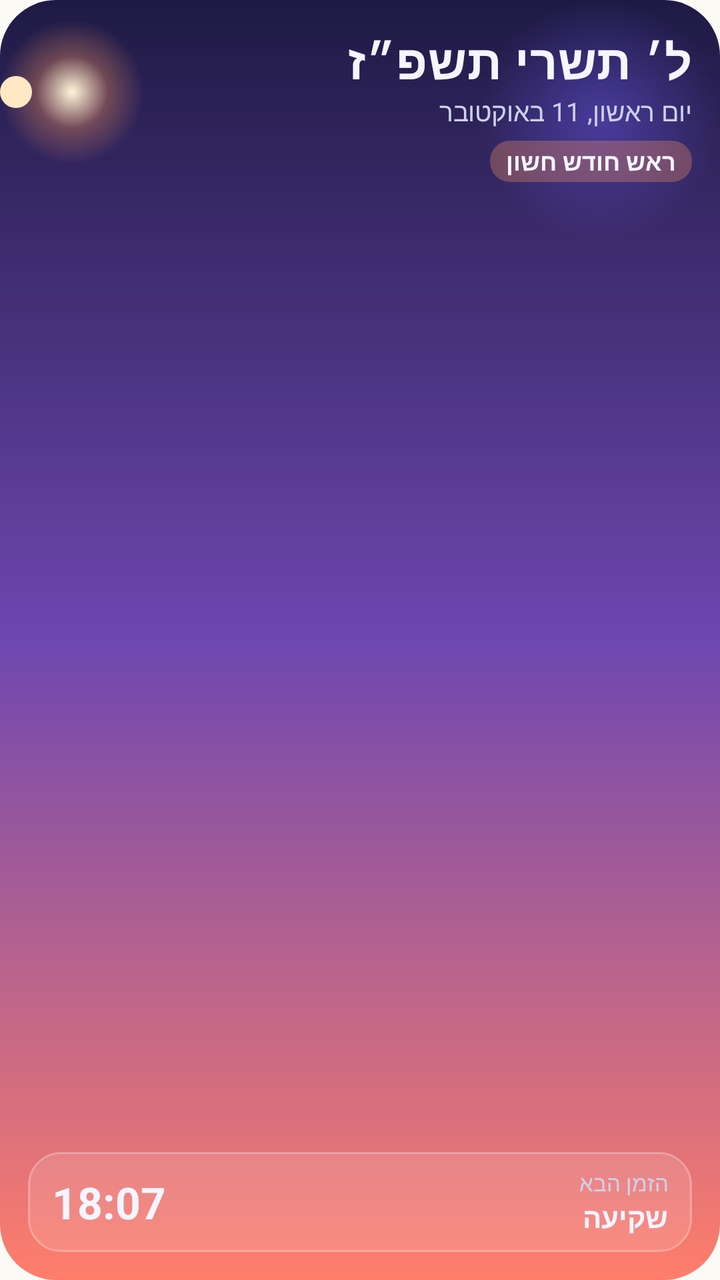
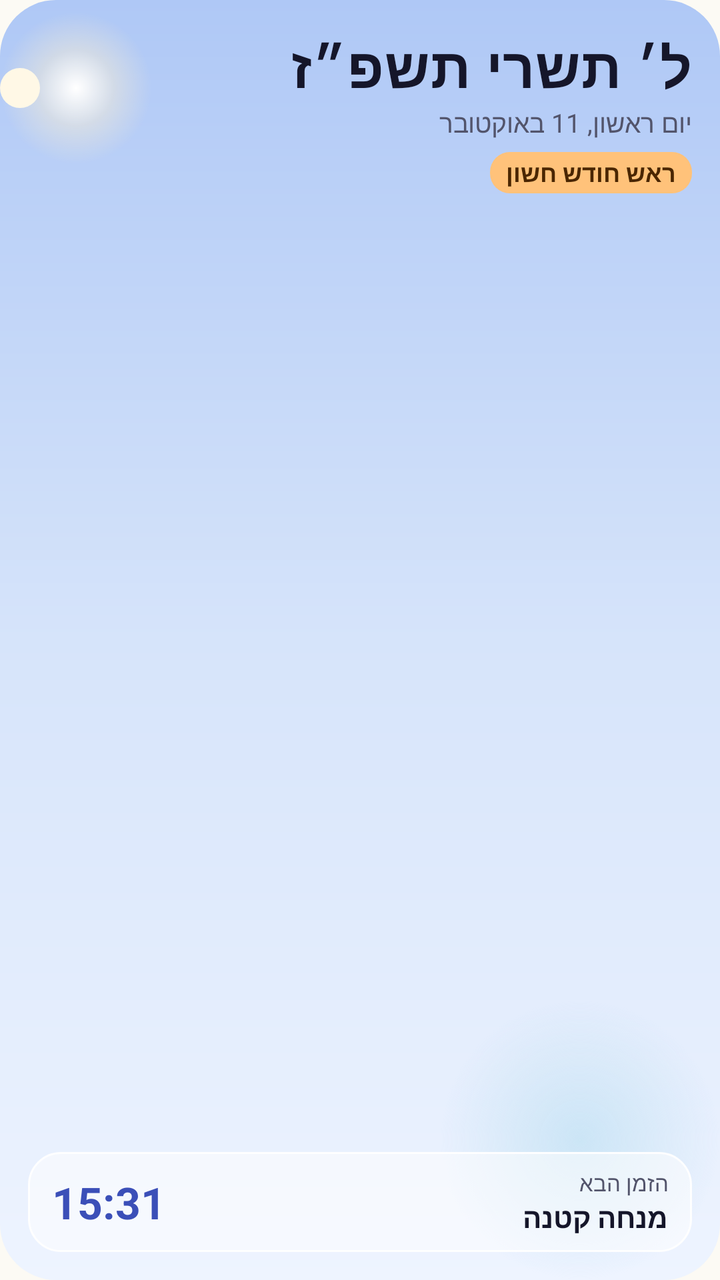

Compare the two renders of this Android layout. The source of the first and the diff that turns it into the second are given below.
<!-- AndroidManifest.xml: application theme Theme.JewishDay -->
<!-- res/layout/widget_preview_glass_date.xml -->
<?xml version="1.0" encoding="utf-8"?>
<FrameLayout xmlns:android="http://schemas.android.com/apk/res/android"
    android:id="@android:id/background"
    android:layoutDirection="rtl"
    style="@style/Widget.JewishDay.Glass.Root">

    <ImageView
        style="@style/Widget.JewishDay.Glass.Sky"
        android:contentDescription="@null"
        android:src="@drawable/widget_glass_preview_sky" />

    <LinearLayout
        android:layout_width="match_parent"
        android:layout_height="match_parent"
        android:orientation="vertical"
        android:padding="14dp">

        <TextView
            android:text="@string/widget_preview_hebrew_date"
            style="@style/Widget.JewishDay.Glass.Text.Title" />

        <TextView
            android:text="@string/widget_preview_gregorian_date"
            style="@style/Widget.JewishDay.Glass.Text.Label"
            android:textSize="13sp" />

        <TextView
            android:text="@string/widget_preview_special_day"
            style="@style/Widget.JewishDay.Glass.Text.Chip" />

        <FrameLayout
            android:layout_width="match_parent"
            android:layout_height="0dp"
            android:layout_weight="1" />

        <LinearLayout
            style="@style/Widget.JewishDay.Glass.Pane"
            android:layout_width="match_parent"
            android:layout_height="wrap_content"
            android:gravity="center_vertical"
            android:orientation="horizontal">

            <LinearLayout
                android:layout_width="0dp"
                android:layout_height="wrap_content"
                android:layout_weight="1"
                android:orientation="vertical">

                <TextView
                    android:text="@string/widget_preview_next_label"
                    style="@style/Widget.JewishDay.Glass.Text.Label" />

                <TextView
                    android:text="@string/widget_preview_next_title"
                    style="@style/Widget.JewishDay.Glass.Text.Strong" />
            </LinearLayout>

            <TextView
                android:text="@string/widget_preview_next_time"
                style="@style/Widget.JewishDay.Glass.Text.Time"
                android:layout_marginStart="8dp"
                android:textSize="22sp" />
        </LinearLayout>
    </LinearLayout>
</FrameLayout>
<!-- resources referenced by this layout -->
<resources>
  <!-- drawable widget_glass_preview_sky (drawable) -->
  <?xml version="1.0" encoding="utf-8"?>
  <layer-list xmlns:android="http://schemas.android.com/apk/res/android">
      <item>
          <shape android:shape="rectangle">
              <gradient
                  android:angle="270"
                  android:centerColor="#FF6E47B0"
                  android:endColor="#FFFF7E6B"
                  android:startColor="#FF1E1A44" />
              <corners android:radius="@dimen/widget_corner_radius" />
          </shape>
      </item>
      <item
          android:width="120dp"
          android:height="120dp"
          android:gravity="top|start"
          android:left="0dp"
          android:top="0dp">
          <shape android:shape="oval">
              <gradient
                  android:endColor="#005B4BC8"
                  android:gradientRadius="60dp"
                  android:startColor="#995B4BC8"
                  android:type="radial" />
          </shape>
      </item>
      <item
          android:width="72dp"
          android:height="72dp"
          android:gravity="top|end"
          android:right="14dp"
          android:top="10dp">
          <shape android:shape="oval">
              <gradient
                  android:centerColor="#55FF9A5C"
                  android:endColor="#00FF9A5C"
                  android:gradientRadius="36dp"
                  android:startColor="#FFFFF4D6"
                  android:type="radial" />
          </shape>
      </item>
      <item
          android:width="16dp"
          android:height="16dp"
          android:gravity="top|end"
          android:right="42dp"
          android:top="38dp">
          <shape android:shape="oval">
              <solid android:color="#FFFFE9C4" />
          </shape>
      </item>
  </layer-list>
  <string name="widget_preview_next_time" translatable="false">18:07</string>
  <string name="widget_preview_next_title" translatable="false">שקיעה</string>
  <dimen name="widget_corner_radius">20dp</dimen>
  <color name="app_launch_primary">#315B46</color>
  <!-- unchanged entries left out for length: 17 -->
</resources>

<!-- the commit's change to res/layout/widget_preview_glass_date.xml (unified diff, before → after) -->
@@ -17,16 +17,17 @@
 
         <TextView
             android:text="@string/widget_preview_hebrew_date"
-            style="@style/Widget.JewishDay.Glass.Text.Title" />
+            style="@style/Widget.JewishDay.GlassDay.Text.Title"
+            android:textSize="28sp" />
 
         <TextView
             android:text="@string/widget_preview_gregorian_date"
-            style="@style/Widget.JewishDay.Glass.Text.Label"
+            style="@style/Widget.JewishDay.GlassDay.Text.Label"
             android:textSize="13sp" />
 
         <TextView
             android:text="@string/widget_preview_special_day"
-            style="@style/Widget.JewishDay.Glass.Text.Chip" />
+            style="@style/Widget.JewishDay.GlassDay.Text.Chip" />
 
         <FrameLayout
             android:layout_width="match_parent"
@@ -34,7 +35,7 @@
             android:layout_weight="1" />
 
         <LinearLayout
-            style="@style/Widget.JewishDay.Glass.Pane"
+            style="@style/Widget.JewishDay.GlassDay.Pane"
             android:layout_width="match_parent"
             android:layout_height="wrap_content"
             android:gravity="center_vertical"
@@ -48,16 +49,16 @@
 
                 <TextView
                     android:text="@string/widget_preview_next_label"
-                    style="@style/Widget.JewishDay.Glass.Text.Label" />
+                    style="@style/Widget.JewishDay.GlassDay.Text.Label" />
 
                 <TextView
                     android:text="@string/widget_preview_next_title"
-                    style="@style/Widget.JewishDay.Glass.Text.Strong" />
+                    style="@style/Widget.JewishDay.GlassDay.Text.Strong" />
             </LinearLayout>
 
             <TextView
                 android:text="@string/widget_preview_next_time"
-                style="@style/Widget.JewishDay.Glass.Text.Time"
+                style="@style/Widget.JewishDay.GlassDay.Text.Time"
                 android:layout_marginStart="8dp"
                 android:textSize="22sp" />
         </LinearLayout>
<!-- resource entries referenced after the edit -->
@@ -7,55 +7,95 @@
           <shape android:shape="rectangle">
               <gradient
                   android:angle="270"
-                  android:centerColor="#FF6E47B0"
-                  android:endColor="#FFFF7E6B"
-                  android:startColor="#FF1E1A44" />
+                  android:centerColor="#FFD6E4FA"
+                  android:endColor="#FFEEF4FF"
+                  android:startColor="#FFAFC8F6" />
               <corners android:radius="@dimen/widget_corner_radius" />
           </shape>
       </item>
       <item
-          android:width="120dp"
-          android:height="120dp"
-          android:gravity="top|start"
-          android:left="0dp"
-          android:top="0dp">
+          android:width="140dp"
+          android:height="140dp"
+          android:gravity="bottom|start"
+          android:bottom="0dp"
+          android:left="0dp">
           <shape android:shape="oval">
               <gradient
-                  android:endColor="#005B4BC8"
-                  android:gradientRadius="60dp"
-                  android:startColor="#995B4BC8"
+                  android:endColor="#00BFE0F2"
+                  android:gradientRadius="70dp"
+                  android:startColor="#B3BFE0F2"
                   android:type="radial" />
           </shape>
       </item>
       <item
-          android:width="72dp"
-          android:height="72dp"
+          android:width="76dp"
+          android:height="76dp"
           android:gravity="top|end"
-          android:right="14dp"
-          android:top="10dp">
+          android:right="18dp"
+          android:top="6dp">
           <shape android:shape="oval">
               <gradient
-                  android:centerColor="#55FF9A5C"
-                  android:endColor="#00FF9A5C"
-                  android:gradientRadius="36dp"
-                  android:startColor="#FFFFF4D6"
+                  android:centerColor="#66FFF1D0"
+                  android:endColor="#00FFF1D0"
+                  android:gradientRadius="38dp"
+                  android:startColor="#FFFFFFFF"
                   android:type="radial" />
           </shape>
       </item>
       <item
-          android:width="16dp"
-          android:height="16dp"
+          android:width="20dp"
+          android:height="20dp"
           android:gravity="top|end"
-          android:right="42dp"
-          android:top="38dp">
+          android:right="46dp"
+          android:top="34dp">
           <shape android:shape="oval">
-              <solid android:color="#FFFFE9C4" />
+              <solid android:color="#FFFFF8E6" />
           </shape>
       </item>
   </layer-list>
-  <string name="widget_preview_next_time" translatable="false">18:07</string>
-  <string name="widget_preview_next_title" translatable="false">שקיעה</string>
+  <string name="widget_preview_next_time" translatable="false">15:31</string>
+  <string name="widget_preview_next_title" translatable="false">מנחה קטנה</string>
+  <style name="Widget.JewishDay.GlassDay.Pane" parent="Widget.JewishDay.Glass.Pane">
+          <item name="android:background">@drawable/widget_glass_pane_light</item>
+      </style>
+  <style name="Widget.JewishDay.GlassDay.Text.Chip" parent="Widget.JewishDay.Glass.Text.Chip">
+          <item name="android:background">@drawable/widget_glass_accent_sun_light</item>
+          <item name="android:textColor">@color/widget_day_on_accent</item>
+      </style>
+  <style name="Widget.JewishDay.GlassDay.Text.Label" parent="Widget.JewishDay.Glass.Text.Label">
+          <item name="android:textColor">@color/widget_day_ink_secondary</item>
+      </style>
+  <style name="Widget.JewishDay.GlassDay.Text.Strong" parent="Widget.JewishDay.Glass.Text.Strong">
+          <item name="android:textColor">@color/widget_day_ink</item>
+      </style>
+  <style name="Widget.JewishDay.GlassDay.Text.Time" parent="Widget.JewishDay.Glass.Text.Time">
+          <item name="android:textColor">@color/widget_day_time</item>
+      </style>
+  <style name="Widget.JewishDay.GlassDay.Text.Title" parent="Widget.JewishDay.Glass.Text.Title">
+          <item name="android:textColor">@color/widget_day_ink</item>
+      </style>
   <dimen name="widget_corner_radius">20dp</dimen>
+  <!-- drawable widget_glass_pane_light (drawable) -->
+  <?xml version="1.0" encoding="utf-8"?>
+  <shape xmlns:android="http://schemas.android.com/apk/res/android"
+      android:shape="rectangle">
+      <solid android:color="#8CFFFFFF" />
+      <stroke
+          android:width="1dp"
+          android:color="#F2FFFFFF" />
+      <corners android:radius="16dp" />
+  </shape>
+  <!-- drawable widget_glass_accent_sun_light (drawable) -->
+  <?xml version="1.0" encoding="utf-8"?>
+  <shape xmlns:android="http://schemas.android.com/apk/res/android"
+      android:shape="rectangle">
+      <solid android:color="#FFFFC27A" />
+      <corners android:radius="10dp" />
+  </shape>
+  <color name="widget_day_on_accent">#FF4A2600</color>
+  <color name="widget_day_ink_secondary">#FF52546B</color>
+  <color name="widget_day_ink">#FF15162A</color>
+  <color name="widget_day_time">#FF3B4FB8</color>
   <color name="app_launch_primary">#315B46</color>
   <!-- unchanged entries left out for length: 17 -->
 </resources>
